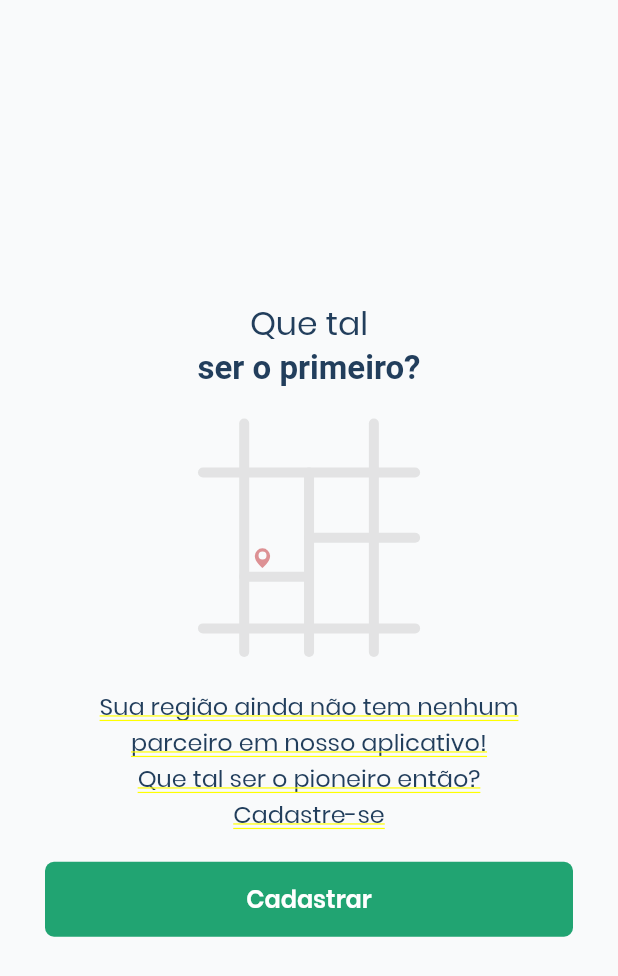
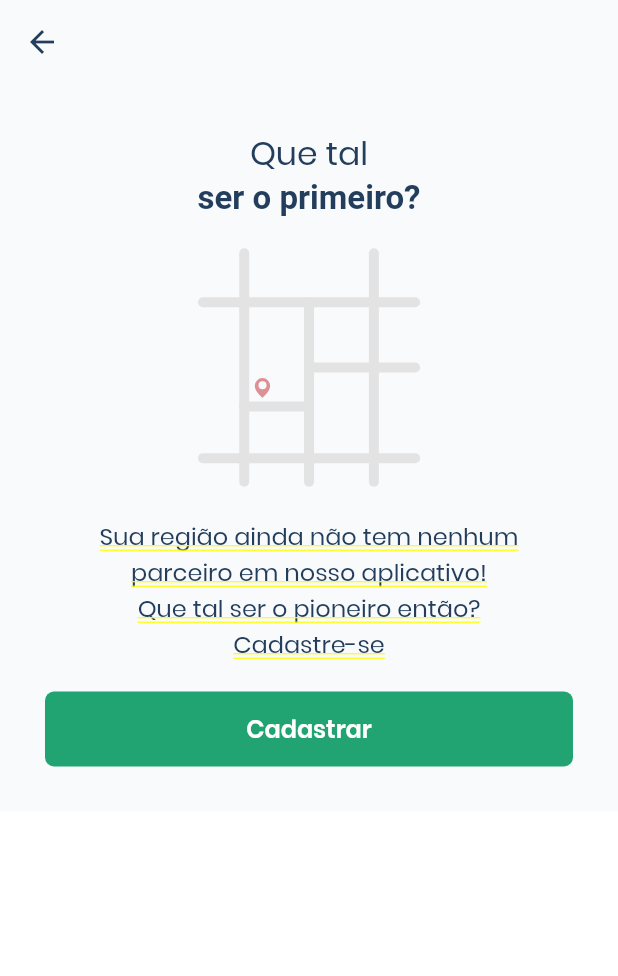
Before and after one commit to renanmascg/app-gera-renda, a Flutter app: the CategoriePage screen opened directly, on a phone screen of 412 x 824 dp. Shown: the top 976 px of the screen. Run offline on Flutter 3.47's test engine with Material 2 defaults, Android fonts, the phone set to English and light mode, and no system bars; our stand-ins replace dartz, dio, flutter_mobx, flutter_rating_bar, flutter_svg, font_awesome_flutter and 4 more; accounts and stored records are empty; generated files the repository leaves out were written again; statements that could not run were skipped.

Commit message:
Melhora a tela de no results found dentro da aplicação.

```diff
--- a/lib/core/shared/widgets/error_widgets/no_results_found_widget.dart
+++ b/lib/core/shared/widgets/error_widgets/no_results_found_widget.dart
@@ -4,6 +4,7 @@ import 'package:flutter_svg/svg.dart';
 import '../../../../features/login/presentation/widgets/main_button.dart';
 import '../../styles/colors.dart';
 import '../../styles/text_styles.dart';
+import '../sliver_main_header_widget.dart';
 
 class NoResultsFoundWidget extends StatelessWidget {
   final void Function() onPress;
@@ -12,7 +13,17 @@ class NoResultsFoundWidget extends StatelessWidget {
 
   @override
   Widget build(BuildContext context) {
-    return Container(
+    return CustomScrollView(
+      slivers: <Widget>[
+        SliverMainHeader(title: Text('')),
+        _buildBody()
+      ],
+    );
+  }
+
+  Widget _buildBody() {
+    return SliverToBoxAdapter(
+      child: Container(
         padding: EdgeInsets.all(30),
         color: kMainBackground,
         child: Column(
@@ -52,6 +63,7 @@ class NoResultsFoundWidget extends StatelessWidget {
             )
           ],
         ),
+      ),
     );
   }
 }
```
Lines whose indentation alone changed are shown as unchanged.
